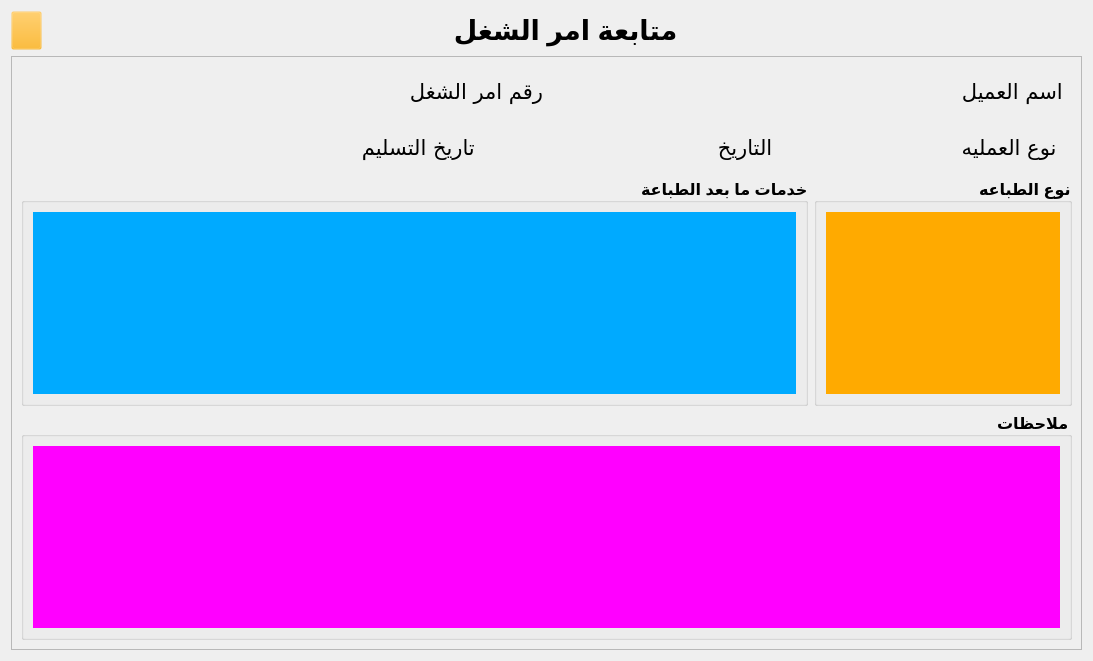
Before: the Qt Designer form forms/orderDetails_view.ui in Abdel-RahmanSaied/treeAdvertising, drawn with Qt 5.
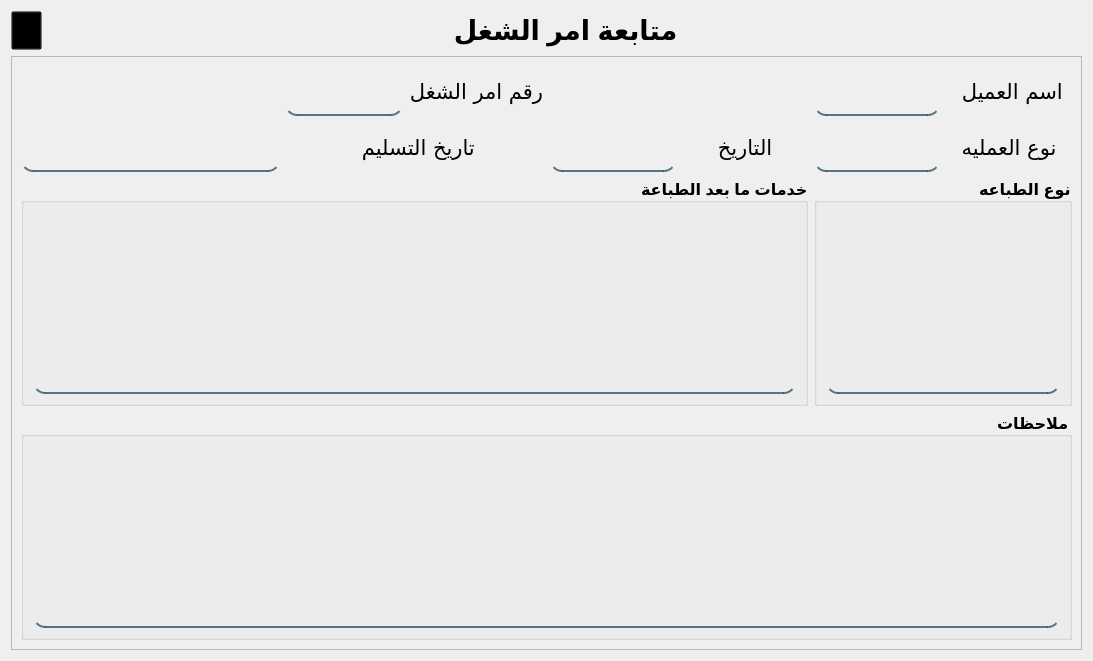
After: the same form once the commit is applied. Icons and pictures are not drawn.

Commit message: some edit in ui and add notes view

The edit to the form file:
```diff
--- a/forms/orderDetails_view.ui
+++ b/forms/orderDetails_view.ui
@@ -29,7 +29,7 @@
       </size>
      </property>
      <property name="styleSheet">
-      <string notr="true">background-color: rgb(255, 170, 0,4);</string>
+      <string notr="true">background-color: rgb(0, 0, 0,0);</string>
      </property>
      <property name="text">
       <string/>
@@ -128,6 +128,14 @@
             <bold>true</bold>
            </font>
           </property>
+          <property name="styleSheet">
+           <string notr="true">background-color:rgba(0, 0, 0, 0);
+border:none;
+border-bottom:2px solid rgba(46, 82, 101, 200);
+
+ border-radius: 12px;
+padding-bottom:7px;</string>
+          </property>
           <property name="text">
            <string/>
           </property>
@@ -186,6 +194,14 @@
             <bold>true</bold>
            </font>
           </property>
+          <property name="styleSheet">
+           <string notr="true">background-color:rgba(0, 0, 0, 0);
+border:none;
+border-bottom:2px solid rgba(46, 82, 101, 200);
+
+ border-radius: 12px;
+padding-bottom:7px;</string>
+          </property>
           <property name="text">
            <string/>
           </property>
@@ -244,6 +260,14 @@
             <bold>true</bold>
            </font>
           </property>
+          <property name="styleSheet">
+           <string notr="true">background-color:rgba(0, 0, 0, 0);
+border:none;
+border-bottom:2px solid rgba(46, 82, 101, 200);
+
+ border-radius: 12px;
+padding-bottom:7px;</string>
+          </property>
           <property name="text">
            <string/>
           </property>
@@ -302,6 +326,14 @@
             <bold>true</bold>
            </font>
           </property>
+          <property name="styleSheet">
+           <string notr="true">background-color:rgba(0, 0, 0, 0);
+border:none;
+border-bottom:2px solid rgba(46, 82, 101, 200);
+
+ border-radius: 12px;
+padding-bottom:7px;</string>
+          </property>
           <property name="text">
            <string/>
           </property>
@@ -371,7 +403,13 @@
             </font>
            </property>
            <property name="styleSheet">
-            <string notr="true">background-color: rgb(0, 170, 255);</string>
+            <string notr="true">
+ border-radius: 12px;
+background-color:rgba(0, 0, 0, 0);
+border:none;
+border-bottom:2px solid rgba(46, 82, 101, 200);
+
+padding-bottom:7px;</string>
            </property>
            <property name="text">
             <string/>
@@ -413,7 +451,13 @@
             </font>
            </property>
            <property name="styleSheet">
-            <string notr="true">background-color: rgb(255, 170, 0);</string>
+            <string notr="true">
+ border-radius: 12px;
+background-color:rgba(0, 0, 0, 0);
+border:none;
+border-bottom:2px solid rgba(46, 82, 101, 200);
+
+padding-bottom:7px;</string>
            </property>
            <property name="text">
             <string/>
@@ -458,7 +502,13 @@
             </font>
            </property>
            <property name="styleSheet">
-            <string notr="true">background-color: rgb(255, 0, 255);</string>
+            <string notr="true">
+ border-radius: 12px;
+background-color:rgba(0, 0, 0, 0);
+border:none;
+border-bottom:2px solid rgba(46, 82, 101, 200);
+
+padding-bottom:7px;</string>
            </property>
            <property name="text">
             <string/>
@@ -489,6 +539,15 @@
             <bold>true</bold>
            </font>
           </property>
+          <property name="styleSheet">
+           <string notr="true">
+ border-radius: 12px;
+background-color:rgba(0, 0, 0, 0);
+border:none;
+border-bottom:2px solid rgba(46, 82, 101, 200);
+
+padding-bottom:7px;</string>
+          </property>
           <property name="text">
            <string/>
           </property>
```
The commit also changes 9 other files.
